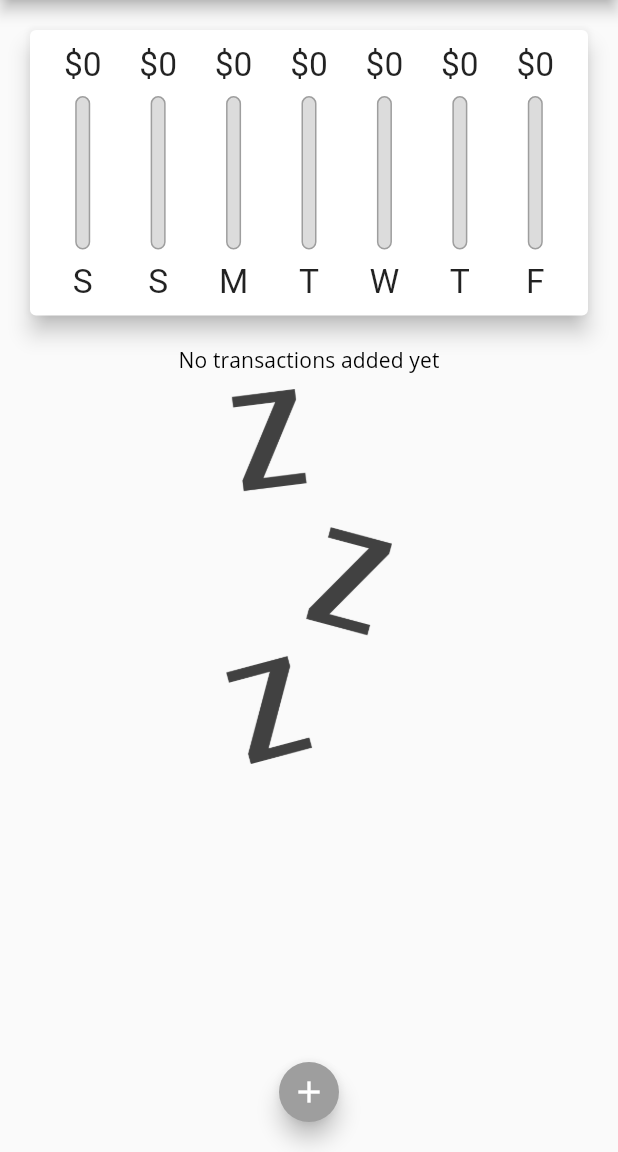
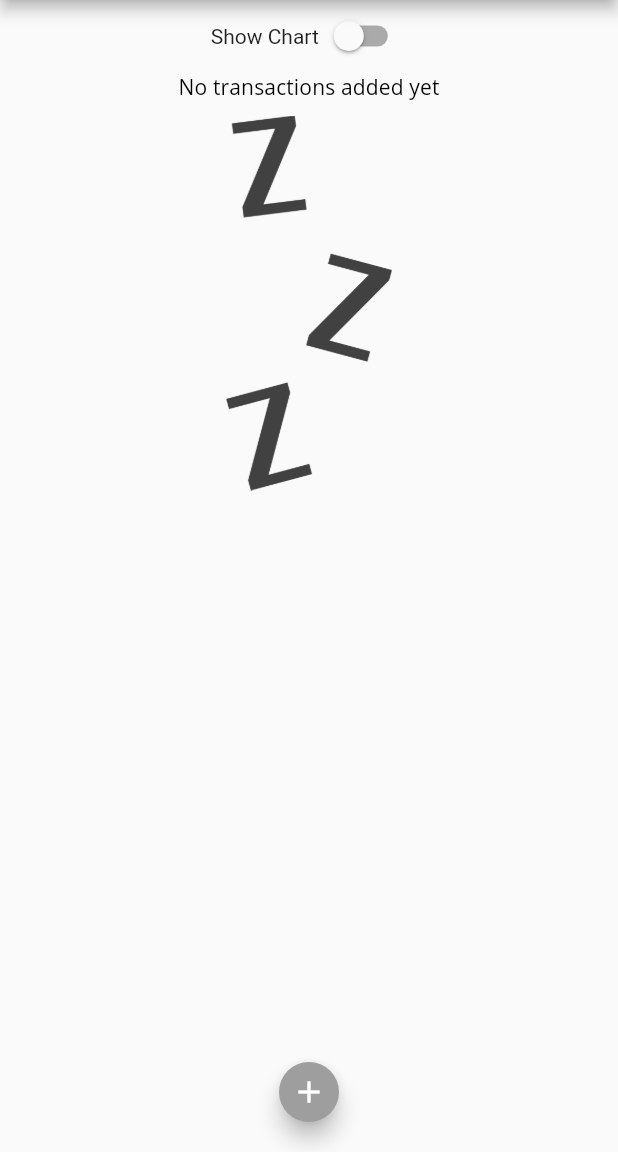
Before and after one commit to ShinaOdukoya/expenses_app, a Flutter app: the screen it shows after launch, on a phone screen of 412 x 824 dp, the part 84-1236 px from its top. Run offline on Flutter 3.47's test engine with Material 2 defaults, Android fonts, the phone set to English and light mode, and no system bars; missing offline and left inert: dart:ffi.

```diff
--- a/lib/main.dart
+++ b/lib/main.dart
@@ -1,4 +1,7 @@
+import 'dart:ffi';
+
 import 'package:flutter/material.dart';
+import 'package:flutter/services.dart';
 import './widgets/transaction_list.dart';
 import './widgets/new_transaction.dart';
 // import './widgets/user_transactions.dart';
@@ -6,6 +9,16 @@ import './model/transaction.dart';
 import './widgets/chart.dart';
 
 void main() {
+  /**This need to be added first
+   * otherwise SystemChrome...
+   * might not work on some device
+   */
+  // WidgetsFlutterBinding.ensureInitialized();
+
+  // SystemChrome.setPreferredOrientations([
+  //   DeviceOrientation.portraitUp,
+  //   DeviceOrientation.portraitDown,
+  // ]);
   runApp(const MyApp());
 }
 
@@ -89,6 +102,8 @@ class _MyHomePageState extends State<MyHomePage> {
     });
   }
 
+  bool _showChart = false;
+
   List<Transaction> get _recenTransaction {
     return _userTransactions.where((tx) {
       return tx.date.isAfter(DateTime.now().subtract(const Duration(days: 7)));
@@ -165,6 +180,19 @@ class _MyHomePageState extends State<MyHomePage> {
           // mainAxisAlignment: MainAxisAlignment.spaceAround,
           //crossAxisAlignment: CrossAxisAlignment.center,
           children: [
+            Row(
+              mainAxisAlignment: MainAxisAlignment.center,
+              children: [
+                const Text('Show Chart'),
+                Switch(
+                    value: _showChart,
+                    onChanged: (val) {
+                      setState(() {
+                        _showChart = val;
+                      });
+                    })
+              ],
+            ),
             // Container(
             //   width: double.infinity,
             //   child: const Card(
@@ -173,20 +201,23 @@ class _MyHomePageState extends State<MyHomePage> {
             //     child: Text('CHART!'),
             //   ),
             // ),
-            SizedBox(
+            _showChart
+                ? SizedBox(
                     height: (MediaQuery.of(context).size.height -
                             MediaQuery.of(context).padding.top -
                             appBar.preferredSize.height) *
                         0.3,
                     child: Chart(_recenTransaction),
-            ),
+                  )
+                :
                 // UserTransactions(),
                 SizedBox(
                     height: (MediaQuery.of(context).size.height -
                             MediaQuery.of(context).padding.top -
                             appBar.preferredSize.height) *
                         0.7,
-              child: TransactionList(_userTransactions, _deleteTransaction),
+                    child:
+                        TransactionList(_userTransactions, _deleteTransaction),
                   ),
           ],
         ),
```
Lines whose indentation alone changed are shown as unchanged.
